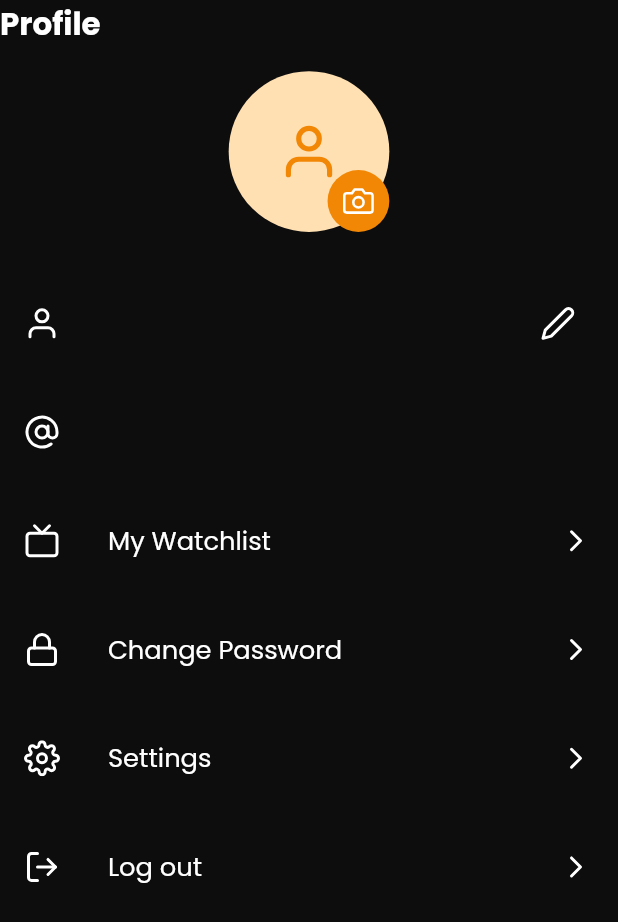
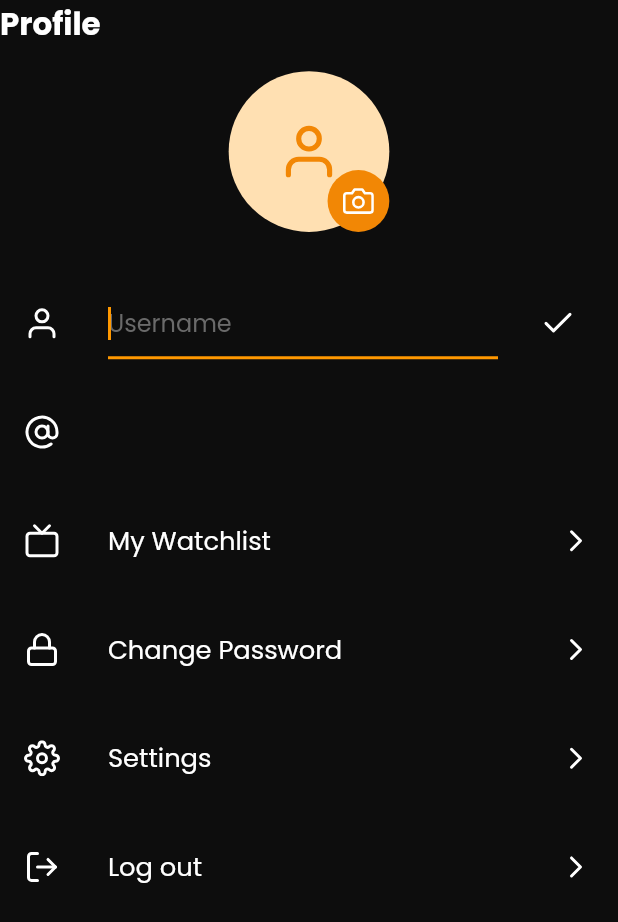
Before and after one commit to aqeelshamz/fliqxify, a Flutter app: the Profile widget shown alone on an empty page, opened directly, after a tap on an icon or button, on a phone screen of 412 x 824 dp. Shown: the top 922 px of the screen. Run offline on Flutter 3.47's test engine with Material 2 defaults, Android fonts, the phone set to English and light mode, and no system bars; our stand-ins replace carousel_slider, flick_video_player, flutter_feather_icons, flutter_screenutil, fluttertoast, get and 5 more; accounts and stored records are empty; network calls fail.

Commit message:
mobile - change username from profile init

```diff
--- a/mobile/lib/screens/pages/home_page.dart
+++ b/mobile/lib/screens/pages/home_page.dart
@@ -3,11 +3,9 @@ import 'package:flutter_feather_icons/flutter_feather_icons.dart';
 import 'package:flutter_screenutil/flutter_screenutil.dart';
 import 'package:netflixclone/providers/movies.dart';
 import 'package:netflixclone/providers/user.dart';
-import 'package:netflixclone/utils/api.dart';
 import 'package:netflixclone/utils/colors.dart';
 import 'package:netflixclone/utils/size.dart';
 import 'package:netflixclone/widgets/thumbnail_card.dart';
-import 'package:http/http.dart' as http;
 import 'package:provider/provider.dart';
 
 bool _loadingPopular = true;
--- a/mobile/lib/screens/pages/profile.dart
+++ b/mobile/lib/screens/pages/profile.dart
@@ -4,11 +4,16 @@ import 'package:flutter_screenutil/flutter_screenutil.dart';
 import 'package:get/get.dart';
 import 'package:netflixclone/providers/bottom_navigation.dart';
 import 'package:netflixclone/providers/user.dart';
+import 'package:netflixclone/screens/change_password.dart';
 import 'package:netflixclone/screens/get_started.dart';
 import 'package:netflixclone/screens/settings.dart';
 import 'package:netflixclone/utils/colors.dart';
 import 'package:netflixclone/utils/size.dart';
 import 'package:provider/provider.dart';
+import 'package:http/http.dart' as http;
+
+bool _editUsername = false;
+String _newUsername = "";
 
 class Profile extends StatefulWidget {
   const Profile({Key? key}) : super(key: key);
@@ -19,9 +24,15 @@ class Profile extends StatefulWidget {
 
 class _ProfileState extends State<Profile> {
   @override
+  void initState() {
+    super.initState();
+  }
+
+  @override
   Widget build(BuildContext context) {
-    return Column(
-      crossAxisAlignment: CrossAxisAlignment.start,
+    TextEditingController? _usernameController;
+
+    return ListView(
       children: [
         Text(
           "Profile",
@@ -71,10 +82,31 @@ class _ProfileState extends State<Profile> {
         ListTile(
           leading: Icon(FeatherIcons.user, color: white),
           trailing: IconButton(
-            icon: Icon(FeatherIcons.edit2, color: white),
-            onPressed: () {},
+            icon: Icon(_editUsername ? FeatherIcons.check : FeatherIcons.edit2,
+                color: white),
+            onPressed: () {
+              setState(() {
+                _usernameController?.text =
+                    Provider.of<UserProvider>(context, listen: false).name;
+                _editUsername = !_editUsername;
+              });
+            },
           ),
-          title: Text(
+          title: _editUsername
+              ? TextField(
+                  controller: _usernameController,
+                  autofocus: true,
+                  decoration: InputDecoration(
+                    hintText: "Username",
+                    hintStyle: TextStyle(color: grey2),
+                  ),
+                  onChanged: (txt) {
+                    setState(() {
+                      _newUsername = txt;
+                    });
+                  },
+                )
+              : Text(
                   Provider.of<UserProvider>(context).name,
                   style: TextStyle(
                     color: white,
@@ -114,7 +146,9 @@ class _ProfileState extends State<Profile> {
           height: height * 0.02,
         ),
         ListTile(
-          onTap: () {},
+          onTap: () {
+            Get.to(() => const ChangePassword());
+          },
           leading: Icon(FeatherIcons.lock, color: white),
           trailing: Icon(FeatherIcons.chevronRight, color: white),
           title: Text(
@@ -206,4 +240,8 @@ class _ProfileState extends State<Profile> {
       ],
     );
   }
+
+  void changeUsername() async {
+    var response = await http.post(Uri.parse(""));
   }
+}
```
Also changed, not shown: mobile/lib/screens/change_password.dart (added, +17 -0 lines). Lines whose indentation alone changed are shown as unchanged.
